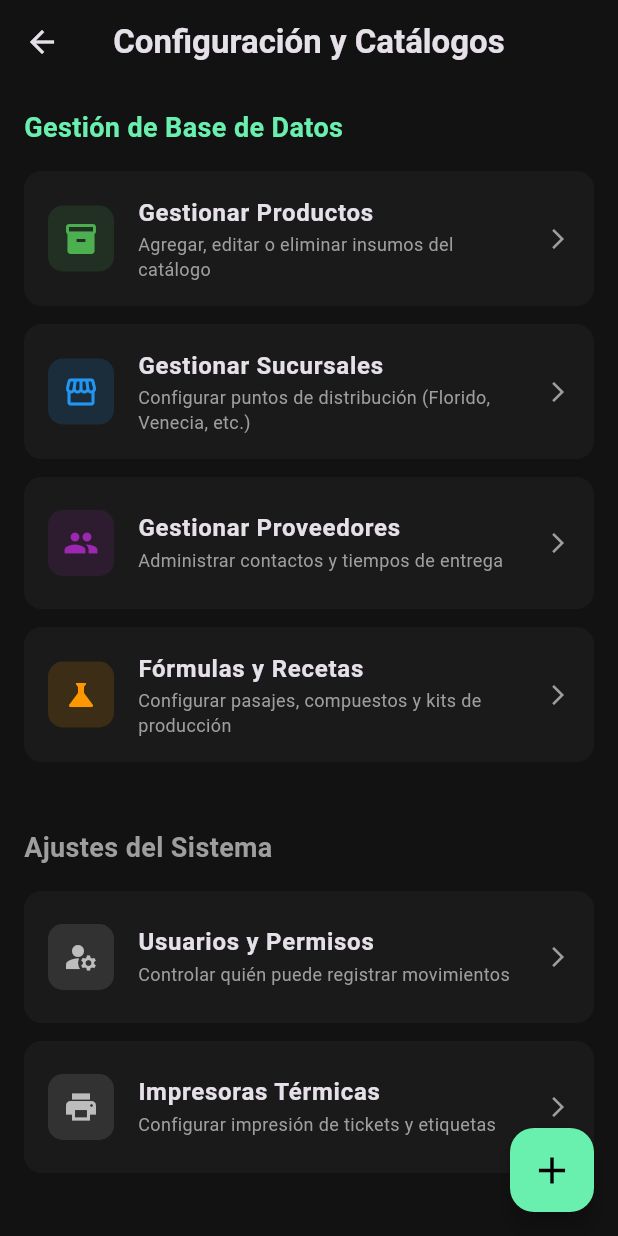
After one commit to CesarPPrado/my_warehouse, a Flutter app: the SettingsScreen screen opened directly, on a phone screen of 412 x 824 dp. The commit adds this screen. Run offline on Flutter 3.47's test engine with Material 3 defaults, Android fonts, the phone set to English and light mode, and no system bars.

Commit message:
Implementacion: Pantalla configuracion

```diff
--- a/lib/main.dart
+++ b/lib/main.dart
@@ -15,7 +15,7 @@ class SinaloaStockApp extends StatelessWidget {
       debugShowCheckedModeBanner: false, // Quita la etiqueta de "DEBUG"
       theme: ThemeData(
         brightness: Brightness.dark,
-        scaffoldBackgroundColor: const Color(0xFF121212), // Color de fondo oscuro estilo Figma
+        scaffoldBackgroundColor: const Color(0xFF121212), // Color de fondo oscuro
         appBarTheme: const AppBarTheme(
           backgroundColor: Color(0xFF121212),
           elevation: 0, // AppBar sin sombra para que se fusione con el fondo
--- /dev/null
+++ b/lib/screens/settings_screen.dart
@@ -0,0 +1,62 @@
+import 'package:flutter/material.dart';
+
+class SettingsScreen extends StatelessWidget {
+  const SettingsScreen({super.key});
+
+  @override
+  Widget build(BuildContext context) {
+    return Scaffold(
+      appBar: AppBar(
+        title: const Text('Configuración y Catálogos', style: TextStyle(fontWeight: FontWeight.bold)),
+        centerTitle: true,
+      ),
+      body: ListView(
+        padding: const EdgeInsets.all(16.0),
+        children: [
+          const Text('Gestión de Base de Datos', style: TextStyle(fontSize: 18, fontWeight: FontWeight.bold, color: Colors.greenAccent)),
+          const SizedBox(height: 16),
+          _buildSettingsCard(Icons.inventory_2, 'Gestionar Productos', 'Agregar, editar o eliminar insumos del catálogo', Colors.green),
+          _buildSettingsCard(Icons.storefront, 'Gestionar Sucursales', 'Configurar puntos de distribución (Florido, Venecia, etc.)', Colors.blue),
+          _buildSettingsCard(Icons.people, 'Gestionar Proveedores', 'Administrar contactos y tiempos de entrega', Colors.purple),
+          _buildSettingsCard(Icons.science, 'Fórmulas y Recetas', 'Configurar pasajes, compuestos y kits de producción', Colors.orange),
+
+          const SizedBox(height: 32),
+          const Text('Ajustes del Sistema', style: TextStyle(fontSize: 18, fontWeight: FontWeight.bold, color: Colors.grey)),
+          const SizedBox(height: 16),
+          _buildSettingsCard(Icons.manage_accounts, 'Usuarios y Permisos', 'Controlar quién puede registrar movimientos', Colors.grey.shade400),
+          _buildSettingsCard(Icons.print, 'Impresoras Térmicas', 'Configurar impresión de tickets y etiquetas', Colors.grey.shade400),
+        ],
+      ),
+      // Botón flotante para agregar nuevos registros rápidamente
+      floatingActionButton: FloatingActionButton(
+        onPressed: () {
+          debugPrint('Abrir modal para agregar nuevo registro');
+        },
+        backgroundColor: Colors.greenAccent,
+        child: const Icon(Icons.add, color: Colors.black, size: 30),
+      ),
+    );
+  }
+
+  // Widget reutilizable para las tarjetas del menú
+  Widget _buildSettingsCard(IconData icon, String title, String subtitle, Color iconColor) {
+    return Card(
+      color: const Color(0xFF1A1A1A),
+      margin: const EdgeInsets.only(bottom: 12),
+      shape: RoundedRectangleBorder(borderRadius: BorderRadius.circular(12)),
+      elevation: 0,
+      child: ListTile(
+        contentPadding: const EdgeInsets.symmetric(horizontal: 16, vertical: 8),
+        leading: Container(
+          padding: const EdgeInsets.all(10),
+          decoration: BoxDecoration(color: iconColor.withValues(alpha: 0.15), borderRadius: BorderRadius.circular(10)),
+          child: Icon(icon, color: iconColor),
+        ),
+        title: Text(title, style: const TextStyle(fontWeight: FontWeight.bold)),
+        subtitle: Text(subtitle, style: const TextStyle(color: Colors.grey, fontSize: 12)),
+        trailing: const Icon(Icons.arrow_forward_ios, size: 16, color: Colors.grey),
+        onTap: () { debugPrint('Navegando a $title'); },
+      ),
+    );
+  }
+}
```
